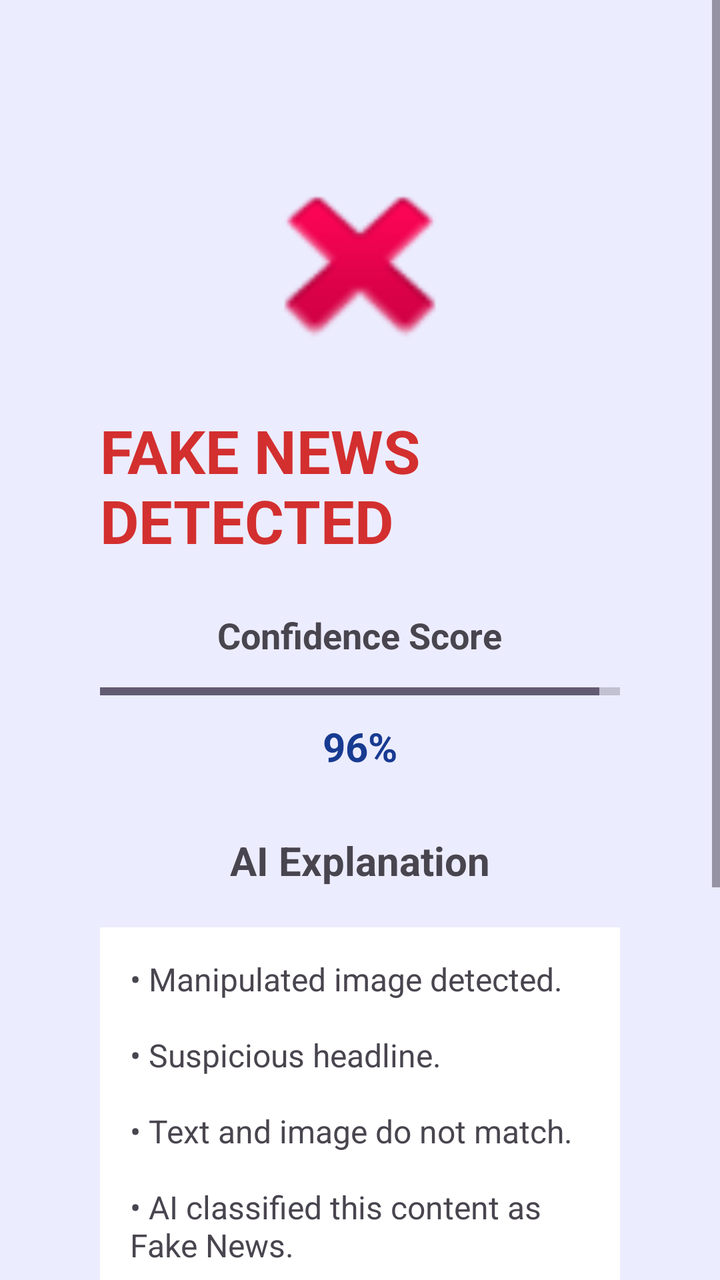
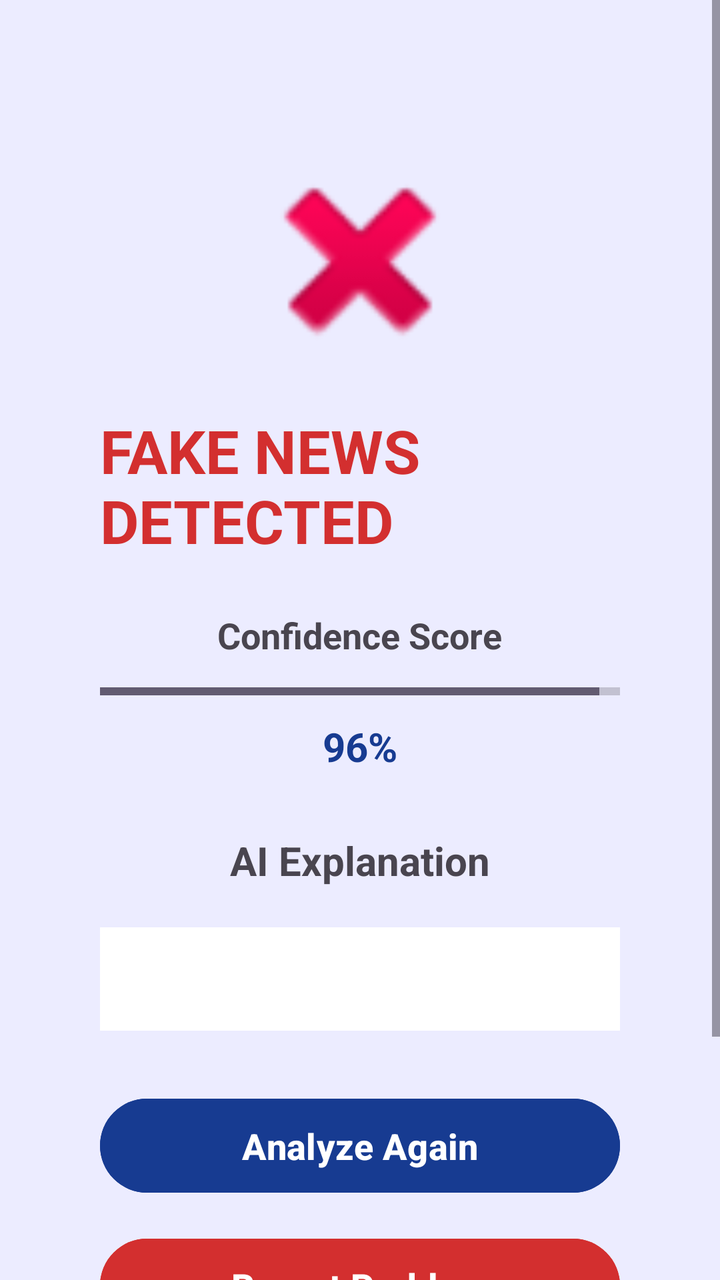

Before-and-after screenshots of an Android layout around one commit, followed by the original layout XML and the change that was made.
<!-- AndroidManifest.xml: application theme Theme.FactX -->
<!-- res/layout/activity_fake_result.xml -->
<?xml version="1.0" encoding="utf-8"?>
<ScrollView xmlns:android="http://schemas.android.com/apk/res/android"
    android:layout_width="match_parent"
    android:layout_height="match_parent"
    android:background="#ECECFF">

    <LinearLayout
        android:layout_width="match_parent"
        android:layout_height="wrap_content"
        android:gravity="center_horizontal"
        android:orientation="vertical"
        android:padding="50dp">

        

        <ImageView
            android:id="@+id/imgResult"
            android:layout_width="120dp"
            android:layout_height="120dp"
            android:layout_marginTop="20dp"
            android:rotationX="21"
            android:src="@android:drawable/ic_delete" />

        

        <TextView
            android:id="@+id/txtResult"
            android:layout_width="wrap_content"
            android:layout_height="wrap_content"
            android:layout_marginTop="15dp"
            android:text="FAKE NEWS DETECTED"
            android:textColor="#D32F2F"
            android:textSize="30sp"
            android:textStyle="bold" />

        

        <TextView
            android:layout_width="wrap_content"
            android:layout_height="wrap_content"
            android:layout_marginTop="25dp"
            android:text="Confidence Score"
            android:textSize="18sp"
            android:textStyle="bold" />

        <ProgressBar
            android:id="@+id/progressConfidence"
            style="?android:attr/progressBarStyleHorizontal"
            android:layout_width="match_parent"
            android:layout_height="12dp"
            android:layout_marginTop="10dp"
            android:max="100"
            android:progress="96" />

        <TextView
            android:id="@+id/txtConfidence"
            android:layout_width="wrap_content"
            android:layout_height="wrap_content"
            android:layout_marginTop="8dp"
            android:text="96%"
            android:textColor="#173B91"
            android:textSize="20sp"
            android:textStyle="bold" />

        

        <TextView
            android:layout_width="wrap_content"
            android:layout_height="wrap_content"
            android:layout_marginTop="30dp"
            android:text="AI Explanation"
            android:textSize="20sp"
            android:textStyle="bold" />

        <TextView
            android:id="@+id/txtReason"
            android:layout_width="match_parent"
            android:layout_height="wrap_content"
            android:layout_marginTop="20dp"
            android:background="#FFFFFF"
            android:padding="15dp"
            android:text="• Manipulated image detected.\n\n• Suspicious headline.\n\n• Text and image do not match.\n\n• AI classified this content as Fake News."
            android:textSize="16sp" />

        

        <Button
            android:id="@+id/btnAgain"
            android:layout_width="match_parent"
            android:layout_height="55dp"
            android:layout_marginTop="30dp"
            android:backgroundTint="#173B91"
            android:text="Analyze Again"
            android:textAllCaps="false"
            android:textColor="#FFFFFF"
            android:textSize="18sp"
            android:textStyle="bold" />

        

        <Button
            android:id="@+id/btnReport"
            android:layout_width="match_parent"
            android:layout_height="55dp"
            android:layout_marginTop="15dp"
            android:backgroundTint="#D32F2F"
            android:text="Report Problem"
            android:textAllCaps="false"
            android:textColor="#FFFFFF"
            android:textSize="18sp"
            android:textStyle="bold" />

        

        <Button
            android:id="@+id/btnHome"
            android:layout_width="match_parent"
            android:layout_height="55dp"
            android:layout_marginTop="15dp"
            android:backgroundTint="#4CAF50"
            android:text="Back to Home"
            android:textAllCaps="false"
            android:textColor="#FFFFFF"
            android:textSize="18sp"
            android:textStyle="bold" />

    </LinearLayout>

</ScrollView>
<!-- resources referenced by this layout -->
<resources>
  <style name="Theme.FactX" parent="Base.Theme.FactX" />
  <style name="Base.Theme.FactX" parent="Theme.Material3.DayNight.NoActionBar">
          
          
      </style>
</resources>

<!-- the commit's change to res/layout/activity_fake_result.xml (unified diff, before → after) -->
@@ -18,7 +18,6 @@
             android:layout_width="120dp"
             android:layout_height="120dp"
             android:layout_marginTop="20dp"
-            android:rotationX="21"
             android:src="@android:drawable/ic_delete" />
 
         
@@ -65,12 +64,15 @@
         
 
         <TextView
+            android:id="@+id/txtExplanationTitle"
             android:layout_width="wrap_content"
             android:layout_height="wrap_content"
             android:layout_marginTop="30dp"
             android:text="AI Explanation"
             android:textSize="20sp"
             android:textStyle="bold" />
+
+        
 
         <TextView
             android:id="@+id/txtReason"
@@ -79,7 +81,6 @@
             android:layout_marginTop="20dp"
             android:background="#FFFFFF"
             android:padding="15dp"
-            android:text="• Manipulated image detected.\n\n• Suspicious headline.\n\n• Text and image do not match.\n\n• AI classified this content as Fake News."
             android:textSize="16sp" />
 
         
